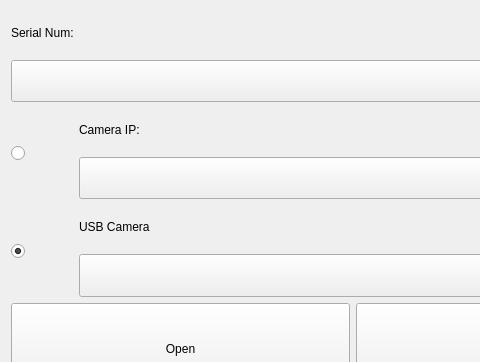
zfzlinux/CrawlerWithHIK, file qstartwgt.ui: the form before one commit; both pictures show x 0 to 480 and y 0 to 362 of the 705 by 502 pixel window.
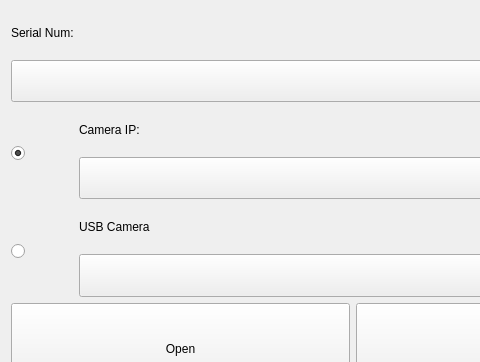
The form after the commit.

Diff of the .ui file:
```diff
--- a/qstartwgt.ui
+++ b/qstartwgt.ui
@@ -57,6 +57,9 @@
        <property name="text">
         <string/>
        </property>
+       <property name="checked">
+        <bool>true</bool>
+       </property>
       </widget>
      </item>
      <item>
@@ -105,7 +108,7 @@
         <string/>
        </property>
        <property name="checked">
-        <bool>true</bool>
+        <bool>false</bool>
        </property>
       </widget>
      </item>
```
